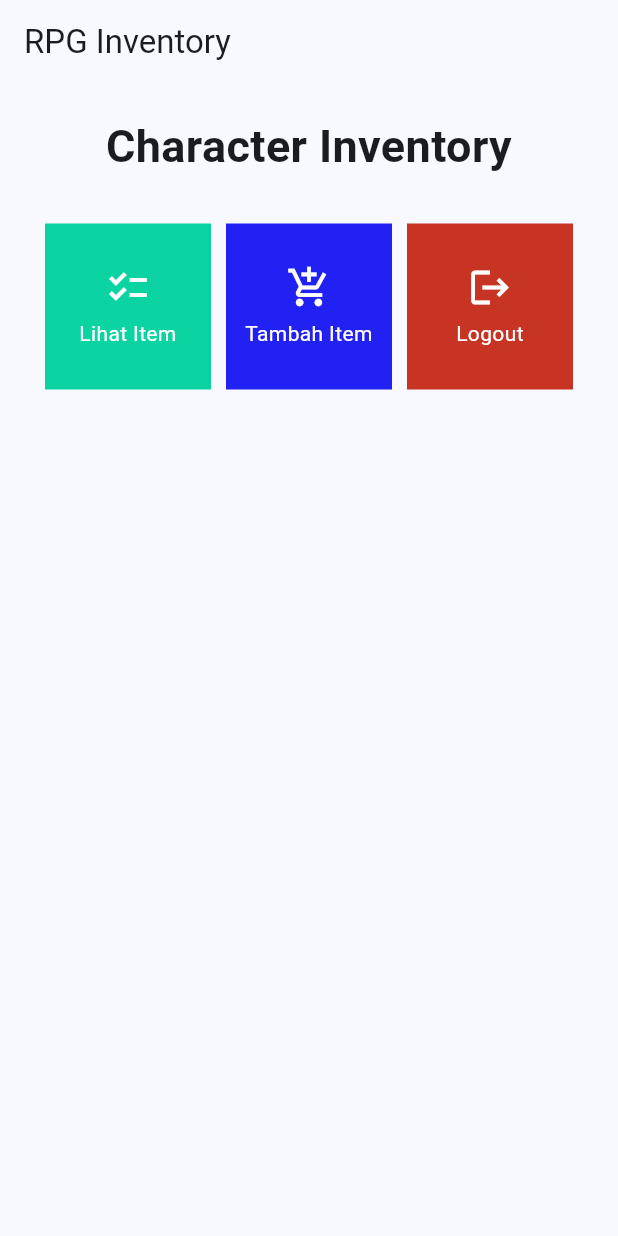
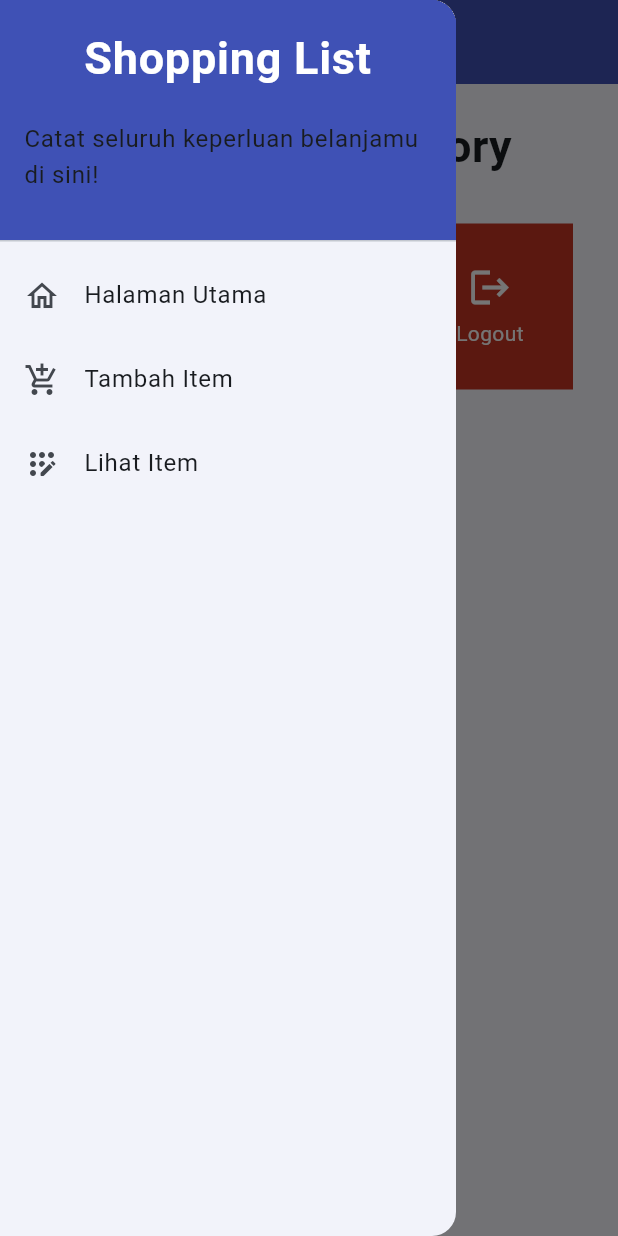
Before and after one commit to Briliant22/rpg-inventory-mobile, a Flutter app: the screen it shows after launch, with the side drawer open (before the commit the screen has no drawer), on a phone screen of 412 x 824 dp. Run offline on Flutter 3.47's test engine with Material 2 defaults, Android fonts, the phone set to English and light mode, and no system bars.

Commit message:
Kode tugas 8 kelar

```diff
--- /dev/null
+++ b/lib/item.dart
@@ -0,0 +1,74 @@
+import 'package:flutter/material.dart';
+
+List<Item> listItem = [];
+
+class Item {
+  String name = "";
+  int amount = 0;
+  String description = "";
+
+  Item(this.name, this.amount, this.description);
+}
+
+class ItemCard extends StatelessWidget {
+  final Item item;
+
+  const ItemCard(this.item, {super.key}); // Constructor
+
+  @override
+  Widget build(BuildContext context) {
+    return Material(
+      color: Colors.indigo,
+      child: InkWell(
+        // Area responsive terhadap sentuhan
+        onTap: () {
+          showDialog(
+            context: context,
+            builder: (context) {
+              return AlertDialog(
+                title: Text('Detail Product ${item.name}'),
+                content: SingleChildScrollView(
+                  child: Column(
+                    crossAxisAlignment:
+                        CrossAxisAlignment.start,
+                    children: [
+                      Text('Nama: ${item.name}'),
+                      Text('Amount: ${item.amount}'),
+                      Text('Description: ${item.description}'),
+                    ],
+                  ),
+                ),
+                actions: [
+                  TextButton(
+                    child: const Text('OK'),
+                    onPressed: () {
+                      Navigator.pop(context);
+                    },
+                  ),
+                ],
+              );
+            },
+          );
+
+        },
+        child: Container(
+          // Container untuk menyimpan Icon dan Text
+          padding: const EdgeInsets.all(8),
+          child: Center(
+            child: Column(
+              mainAxisAlignment: MainAxisAlignment.center,
+              children: [
+                const Padding(padding: EdgeInsets.all(3)),
+                Text(
+                  item.name,
+                  textAlign: TextAlign.center,
+                  style: const TextStyle(color: Colors.white),
+                ),
+              ],
+            ),
+          ),
+        ),
+      ),
+    );
+  }
+}
--- a/lib/main.dart
+++ b/lib/main.dart
@@ -1,5 +1,5 @@
 import 'package:flutter/material.dart';
-import 'package:rpg_inventory/menu.dart';
+import 'package:rpg_inventory/screens/menu.dart';
 
 void main() {
   runApp(const MyApp());
--- a/lib/menu.dart
+++ b/lib/screens/menu.dart
@@ -1,4 +1,6 @@
 import 'package:flutter/material.dart';
+import 'package:rpg_inventory/widgets/left_drawer.dart';
+import 'package:rpg_inventory/widgets/shop_card.dart';
 
 class MyHomePage extends StatelessWidget {
   MyHomePage({Key? key}) : super(key: key);
@@ -17,7 +19,10 @@
         title: const Text(
           'RPG Inventory',
         ),
+        backgroundColor: Colors.indigo,
+        foregroundColor: Colors.white,
       ),
+      drawer: const LeftDrawer(),
       body: SingleChildScrollView(
         // Widget wrapper yang dapat discroll
         child: Padding(
@@ -58,56 +63,3 @@
     );
   }
 }
-
-class ShopItem {
-  final String name;
-  final IconData icon;
-  final Color color;
-
-  ShopItem(this.name, this.icon, this.color);
-}
-
-class ShopCard extends StatelessWidget {
-  final ShopItem item;
-
-  const ShopCard(this.item, {super.key}); // Constructor
-
-  @override
-  Widget build(BuildContext context) {
-    return Material(
-      color: item.color,
-      child: InkWell(
-        // Area responsive terhadap sentuhan
-        onTap: () {
-          // Memunculkan SnackBar ketika diklik
-          ScaffoldMessenger.of(context)
-            ..hideCurrentSnackBar()
-            ..showSnackBar(SnackBar(
-                content: Text("Kamu telah menekan tombol ${item.name}!")));
-        },
-        child: Container(
-          // Container untuk menyimpan Icon dan Text
-          padding: const EdgeInsets.all(8),
-          child: Center(
-            child: Column(
-              mainAxisAlignment: MainAxisAlignment.center,
-              children: [
-                Icon(
-                  item.icon,
-                  color: Colors.white,
-                  size: 30.0,
-                ),
-                const Padding(padding: EdgeInsets.all(3)),
-                Text(
-                  item.name,
-                  textAlign: TextAlign.center,
-                  style: const TextStyle(color: Colors.white),
-                ),
-              ],
-            ),
-          ),
-        ),
-      ),
-    );
-  }
-}
--- /dev/null
+++ b/lib/widgets/left_drawer.dart
@@ -0,0 +1,86 @@
+import 'package:flutter/material.dart';
+import 'package:rpg_inventory/screens/menu.dart';
+import 'package:rpg_inventory/screens/shoplist_form.dart';
+import 'package:rpg_inventory/screens/item_list.dart';
+
+class LeftDrawer extends StatelessWidget {
+  const LeftDrawer({super.key});
+
+  @override
+  Widget build(BuildContext context) {
+    return Drawer(
+      child: ListView(
+        children: [
+          const DrawerHeader(
+            // TODO: Bagian drawer header
+            decoration: BoxDecoration(
+              color: Colors.indigo,
+            ),
+            child: Column(
+              children: [
+                Text(
+                  'Shopping List',
+                  textAlign: TextAlign.center,
+                  style: TextStyle(
+                    fontSize: 30,
+                    fontWeight: FontWeight.bold,
+                    color: Colors.white,
+                  ),
+                ),
+                Padding(padding: EdgeInsets.all(10)),
+                Text(
+                  "Catat seluruh keperluan belanjamu di sini!",
+                  // TODO: Tambahkan gaya teks dengan center alignment, font ukuran 15, warna putih, dan weight biasa
+                ),
+              ],
+            ),
+          ),
+          // TODO: Bagian routing
+          ListTile(
+            leading: const Icon(Icons.home_outlined),
+            title: const Text('Halaman Utama'),
+            // Bagian redirection ke MyHomePage
+            onTap: () {
+              Navigator.pushReplacement(
+                  context,
+                  MaterialPageRoute(
+                    builder: (context) => MyHomePage(),
+                  ));
+            },
+          ),
+          ListTile(
+            leading: const Icon(Icons.add_shopping_cart),
+            title: const Text('Tambah Item'),
+            // Bagian redirection ke ShopFormPage
+            onTap: () {
+              /*
+              TODO: Buatlah routing ke ShopFormPage di sini,
+              setelah halaman ShopFormPage sudah dibuat.
+              */
+              Navigator.push(
+                context,
+                MaterialPageRoute(
+                  builder: (context) => const ShopFormPage(),
+                ),
+              );
+            },
+          ),
+          ListTile(
+            leading: const Icon(Icons.app_registration_rounded),
+            title: const Text('Lihat Item'),
+            // Bagian redirection ke ShopFormPage
+            onTap: () {
+              Navigator.push(
+                context,
+                MaterialPageRoute(
+                  builder: (context) => const ItemListPage(),
+                ),
+              );
+
+            },
+          ),
+        ],
+      ),
+    );
+  }
+}
--- /dev/null
+++ b/lib/widgets/shop_card.dart
@@ -0,0 +1,74 @@
+import 'package:flutter/material.dart';
+import 'package:rpg_inventory/screens/item_list.dart';
+import 'package:rpg_inventory/screens/shoplist_form.dart';
+
+class ShopItem {
+  final String name;
+  final IconData icon;
+  final Color color;
+
+  ShopItem(this.name, this.icon, this.color);
+}
+
+class ShopCard extends StatelessWidget {
+  final ShopItem item;
+
+  const ShopCard(this.item, {super.key}); // Constructor
+
+  @override
+  Widget build(BuildContext context) {
+    return Material(
+      color: item.color,
+      child: InkWell(
+        // Area responsive terhadap sentuhan
+        onTap: () {
+          // Memunculkan SnackBar ketika diklik
+          ScaffoldMessenger.of(context)
+            ..hideCurrentSnackBar()
+            ..showSnackBar(SnackBar(
+                content: Text("Kamu telah menekan tombol ${item.name}!")));
+
+          // Navigate ke route yang sesuai (tergantung jenis tombol)
+          if (item.name == "Tambah Item") {
+            // TODO: Gunakan Navigator.push untuk melakukan navigasi ke MaterialPageRoute yang mencakup ShopFormPage.
+            Navigator.push(
+              context,
+              MaterialPageRoute(
+                builder: (context) => const ShopFormPage(),
+              ),
+            );
+          } else if (item.name == "Lihat Item") {
+            Navigator.push(
+              context,
+              MaterialPageRoute(
+                builder: (context) => const ItemListPage(),
+              ),
+            );
+          }
+        },
+        child: Container(
+          // Container untuk menyimpan Icon dan Text
+          padding: const EdgeInsets.all(8),
+          child: Center(
+            child: Column(
+              mainAxisAlignment: MainAxisAlignment.center,
+              children: [
+                Icon(
+                  item.icon,
+                  color: Colors.white,
+                  size: 30.0,
+                ),
+                const Padding(padding: EdgeInsets.all(3)),
+                Text(
+                  item.name,
+                  textAlign: TextAlign.center,
+                  style: const TextStyle(color: Colors.white),
+                ),
+              ],
+            ),
+          ),
+        ),
+      ),
+    );
+  }
+}
```
Also changed, not shown: lib/screens/item_list.dart (added, +66 -0 lines), lib/screens/shoplist_form.dart (added, +159 -0 lines).
